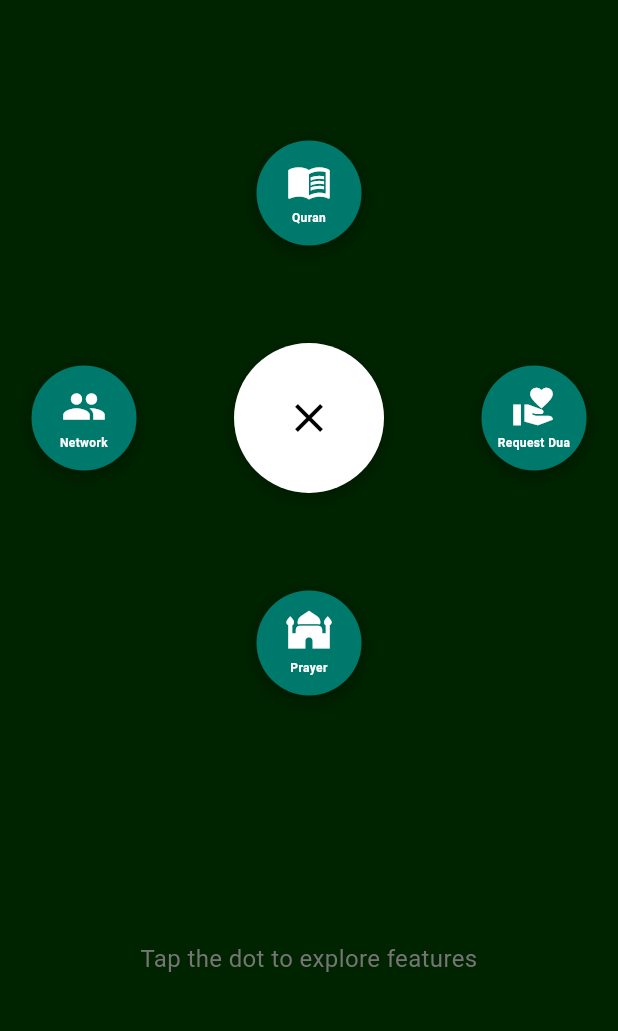
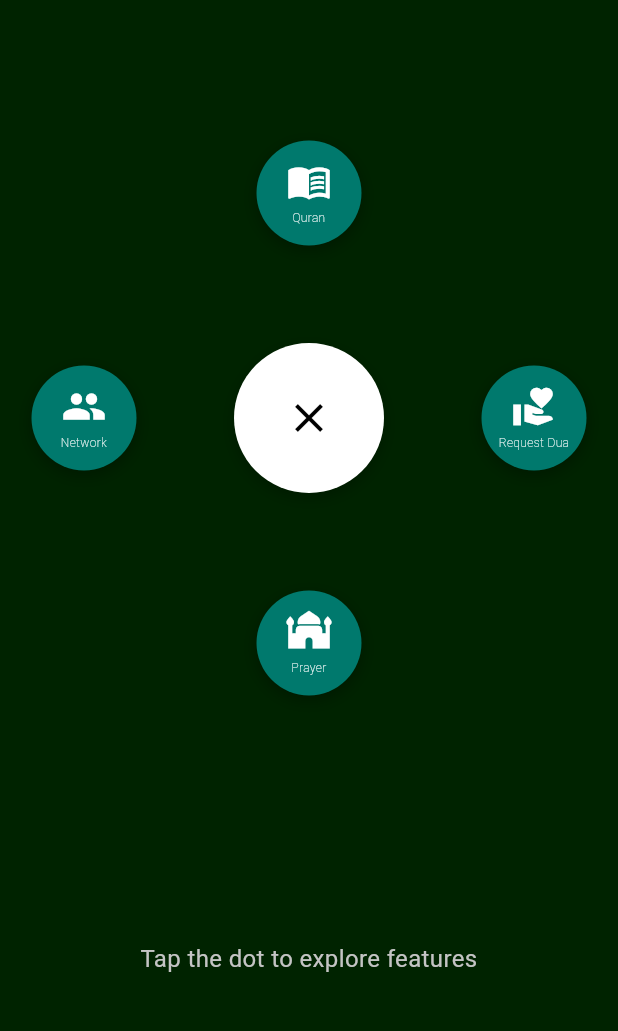
Before and after one commit to zohaib642/deendot, a Flutter app: the screen it shows after launch, after a tap on the "touch app" icon, on a phone screen of 412 x 824 dp, the part 200-1231 px from its top. Run offline on Flutter 3.47's test engine with Material 3 defaults, Android fonts, the phone set to English and light mode, and no system bars.

Commit message:
Font fixing

```diff
--- a/lib/screens/home_screen.dart
+++ b/lib/screens/home_screen.dart
@@ -42,7 +42,7 @@ class HomeScreen extends StatelessWidget {
                 textAlign: TextAlign.center,
                 style: TextStyle(
                   fontSize: 16,
-                  color: Colors.grey[600],
+                  color: const Color.fromARGB(255, 196, 196, 196),
                 ),
               ),
             ),
--- a/lib/widgets/central_dot.dart
+++ b/lib/widgets/central_dot.dart
@@ -1,5 +1,4 @@
 import 'package:flutter/material.dart';
-import 'package:font_awesome_flutter/font_awesome_flutter.dart';
 import 'dart:math' as math;
 import 'feature_dot.dart';
 import '../screens/prayer_times_screen.dart';
--- a/lib/widgets/feature_dot.dart
+++ b/lib/widgets/feature_dot.dart
@@ -52,7 +52,7 @@ class FeatureDot extends StatelessWidget {
               style: const TextStyle(
                 color: Colors.white,
                 fontSize: 8,
-                fontWeight: FontWeight.bold,
+                fontWeight: FontWeight.w200,
               ),
               textAlign: TextAlign.center,
             ),
--- a/phoneQiblaBeta.txt
+++ b/phoneQiblaBeta.txt
@@ -234,7 +234,7 @@ class _CentralDotState extends State<CentralDot> with SingleTickerProviderStateM
                             style: TextStyle(
                               color: Colors.white,
                               fontSize: 12,
-                              fontWeight: FontWeight.bold,
+                              fontWeight: FontWeight.w200,
                             ),
                           ),
                         ),
```
